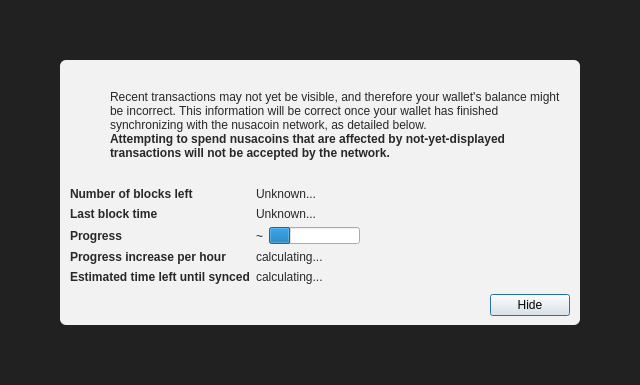
Qt form src/qt/forms/modaloverlay.ui (TaobotX11/nusacoin) before a commit.
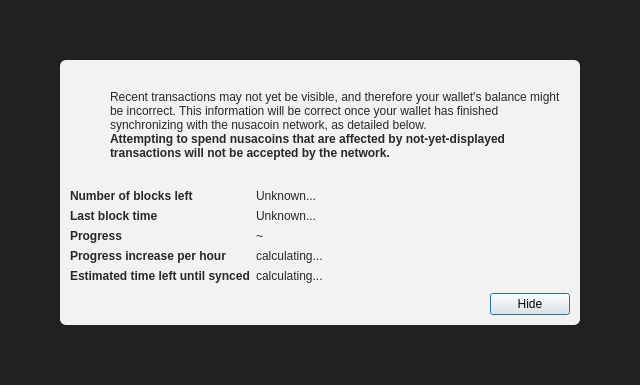
The same form after that commit. Icons and pictures are not drawn. Custom widgets are drawn as their Qt base class.

Commit message: Remove progress bar on modal overlay #300

Diff of the .ui file:
```diff
--- a/src/qt/forms/modaloverlay.ui
+++ b/src/qt/forms/modaloverlay.ui
@@ -271,16 +271,6 @@
                </property>
               </widget>
              </item>
-             <item>
-              <widget class="QProgressBar" name="progressBar">
-               <property name="value">
-                <number>24</number>
-               </property>
-               <property name="format">
-                <string/>
-               </property>
-              </widget>
-             </item>
             </layout>
            </item>
            <item row="4" column="0">
```
The commit also changes 1 other file.
